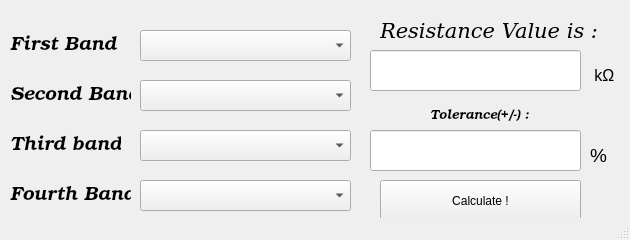
mrthundergod/pyResistanceCalculator, file res_gui.ui: the form before one commit.
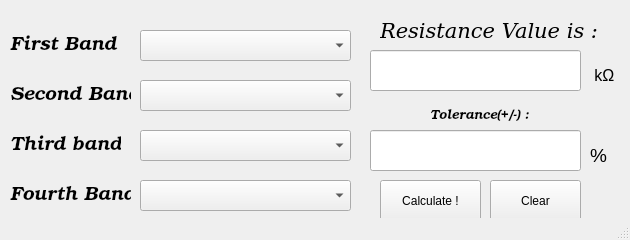
The form after the commit. Icons and pictures are not drawn.

Commit message: Added Clear button

```diff
--- a/res_gui.ui
+++ b/res_gui.ui
@@ -195,7 +195,7 @@
      <rect>
       <x>380</x>
       <y>180</y>
-      <width>201</width>
+      <width>101</width>
       <height>41</height>
      </rect>
     </property>
@@ -299,6 +299,25 @@
      <string>Enter color of first band</string>
     </property>
    </widget>
+   <widget class="QPushButton" name="pushButton2">
+    <property name="geometry">
+     <rect>
+      <x>490</x>
+      <y>180</y>
+      <width>91</width>
+      <height>41</height>
+     </rect>
+    </property>
+    <property name="toolTip">
+     <string>Clear</string>
+    </property>
+    <property name="statusTip">
+     <string>Clear Boxes</string>
+    </property>
+    <property name="text">
+     <string>Clear</string>
+    </property>
+   </widget>
   </widget>
   <widget class="QStatusBar" name="statusBar"/>
   <action name="actionClear">
```
Left out of the diff: 13 changed lines with no effect on the pictures. The commit also changes 2 other files.
